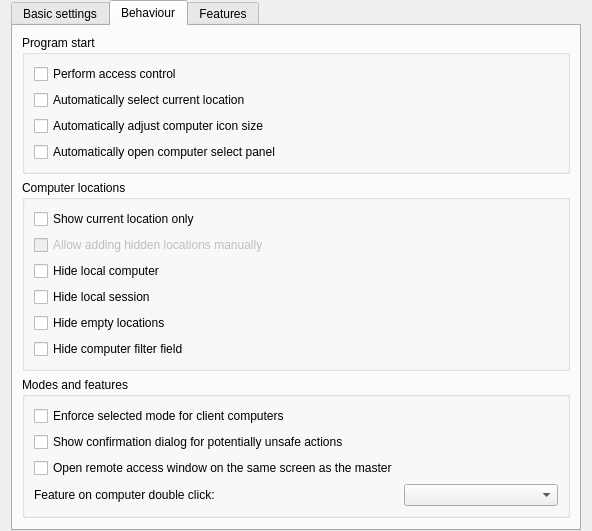
veyon/veyon, file configurator/src/MasterConfigurationPage.ui: the form before one commit.
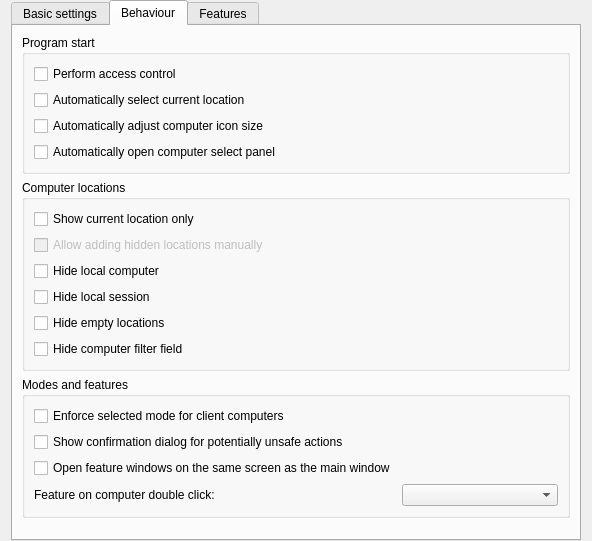
The form after the commit. The open tabs and pages were chosen to show the change. Icons and pictures are not drawn.

Commit message: apply requested changes

The edit to the form file:
```diff
--- a/configurator/src/MasterConfigurationPage.ui
+++ b/configurator/src/MasterConfigurationPage.ui
@@ -2,14 +2,6 @@
 <ui version="4.0">
  <class>MasterConfigurationPage</class>
  <widget class="QWidget" name="MasterConfigurationPage">
-  <property name="geometry">
-   <rect>
-    <x>0</x>
-    <y>0</y>
-    <width>592</width>
-    <height>523</height>
-   </rect>
-  </property>
   <layout class="QVBoxLayout" name="verticalLayout_6">
    <property name="topMargin">
     <number>0</number>
@@ -404,7 +396,7 @@
              <string>Else it will open on the main screen always</string>
             </property>
             <property name="text">
-             <string>Open remote access window on the same screen as the master</string>
+             <string>Open feature windows on the same screen as the main window</string>
             </property>
            </widget>
           </item>
```
Left out of the diff: 6 changed lines with no effect on the pictures. The commit also changes 2 other files.
